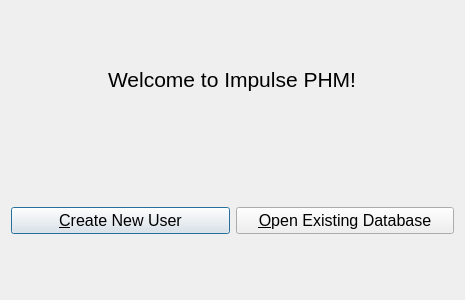
This is src/welcomedialog.ui in Impulse-PHM/impulse-gui as Qt 5 draws it before an edit. The edited form follows.
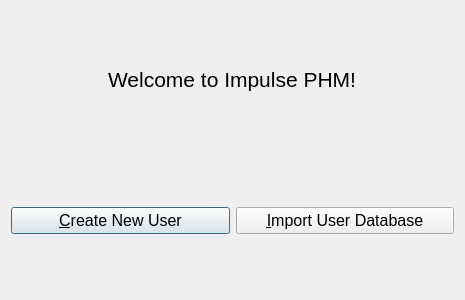
This is the edited form.

Commit message: Add feature to import an existing user database from the welcome dialog

Patch:
```diff
--- a/src/welcomedialog.ui
+++ b/src/welcomedialog.ui
@@ -51,7 +51,7 @@
         <string>&lt;html&gt;&lt;head/&gt;&lt;body&gt;&lt;p&gt;&lt;span style=&quot; background-color:transparent;&quot;&gt;Open an existing user database that already contains your personal health information.&lt;/span&gt;&lt;/p&gt;&lt;/body&gt;&lt;/html&gt;</string>
        </property>
        <property name="text">
-        <string>&amp;Open Existing Database</string>
+        <string>&amp;Import User Database</string>
        </property>
       </widget>
      </item>
```
Left out of the diff: 2 changed lines with no effect on the pictures. The commit also changes 2 other files.
